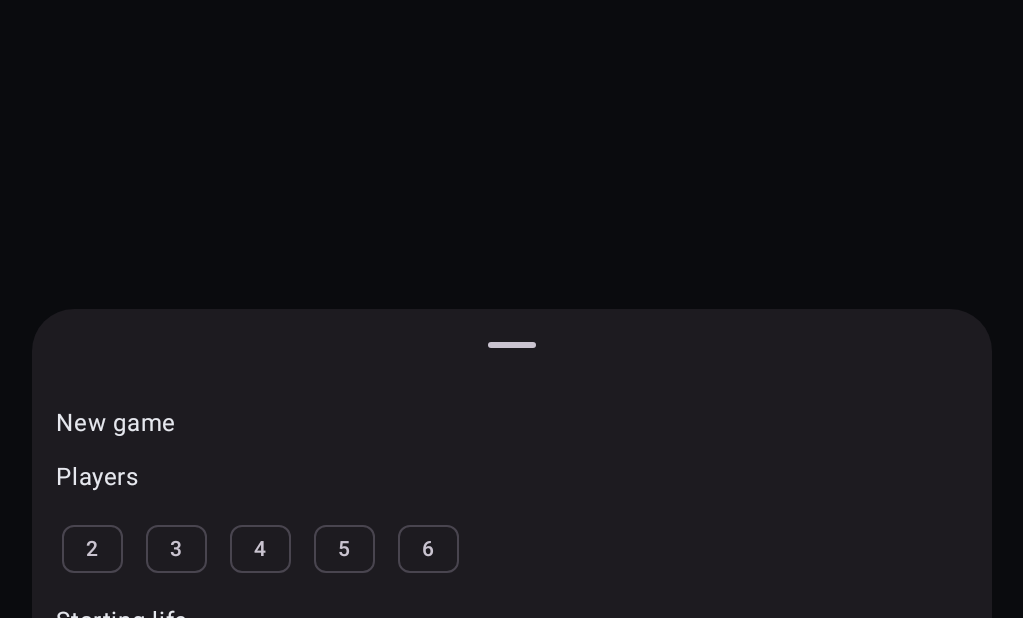
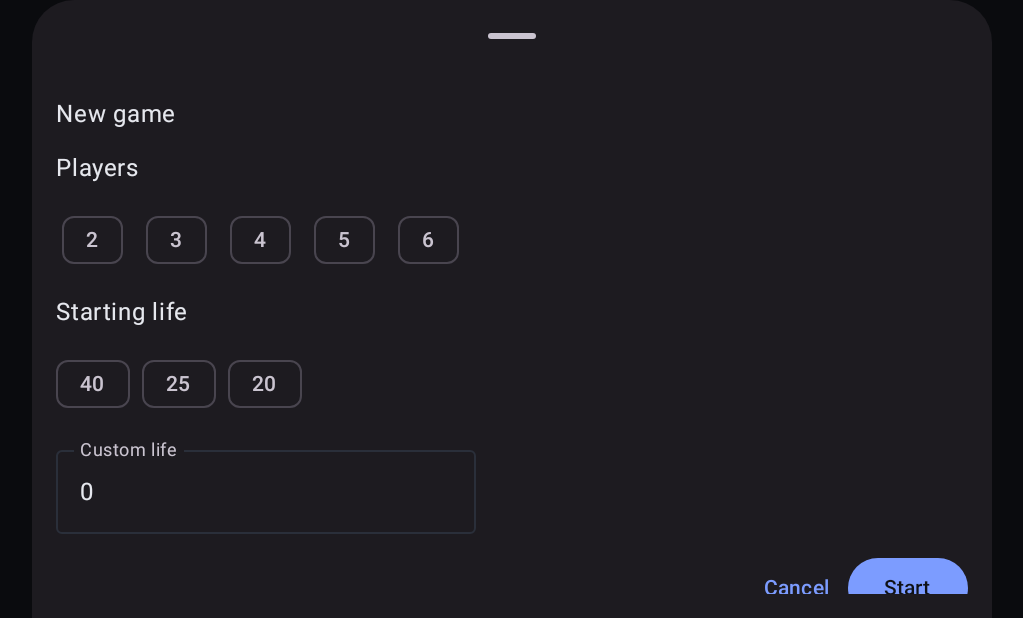
Before and after one commit to Kassicus/MagicTablet, an Android app built with Jetpack Compose: the composable NewGameSheet called with empty values, on a phone screen of 824 x 412 dp (held sideways). Shown: the whole screen, without its empty margins (106-1129 px from the left). Run offline under Robolectric (Android 15) with nearby library versions, the phone set to English and light mode, and no system bars.

Commit message:
M1a Task 4 fix: new-game sheet opens fully expanded (Start visible without drag)
Co-Authored-By: Claude Opus 4.8 (1M context) <noreply@anthropic.com>
Claude-Session: https://claude.ai/code/session_01RpGTBETmV6qjsQibYhQpXp

```diff
--- a/app/src/main/java/com/magictablet/game/ui/NewGameSheet.kt
+++ b/app/src/main/java/com/magictablet/game/ui/NewGameSheet.kt
@@ -7,12 +7,15 @@ import androidx.compose.foundation.layout.ExperimentalLayoutApi
 import androidx.compose.foundation.layout.Row
 import androidx.compose.foundation.layout.fillMaxWidth
 import androidx.compose.foundation.layout.padding
+import androidx.compose.foundation.rememberScrollState
 import androidx.compose.foundation.text.KeyboardOptions
+import androidx.compose.foundation.verticalScroll
 import androidx.compose.material3.Button
 import androidx.compose.material3.ExperimentalMaterial3Api
 import androidx.compose.material3.FilterChip
 import androidx.compose.material3.ModalBottomSheet
 import androidx.compose.material3.OutlinedTextField
+import androidx.compose.material3.rememberModalBottomSheetState
 import androidx.compose.material3.Text
 import androidx.compose.material3.TextButton
 import androidx.compose.runtime.Composable
@@ -35,9 +38,12 @@ fun NewGameSheet(
     var count by remember { mutableStateOf(currentCount) }
     var lifeText by remember { mutableStateOf(currentLife.toString()) }
 
-    ModalBottomSheet(onDismissRequest = onDismiss) {
+    ModalBottomSheet(
+        onDismissRequest = onDismiss,
+        sheetState = rememberModalBottomSheetState(skipPartiallyExpanded = true),
+    ) {
         Column(
-            Modifier.fillMaxWidth().padding(16.dp),
+            Modifier.fillMaxWidth().padding(16.dp).verticalScroll(rememberScrollState()),
             verticalArrangement = Arrangement.spacedBy(12.dp),
         ) {
             Text("New game")
```
